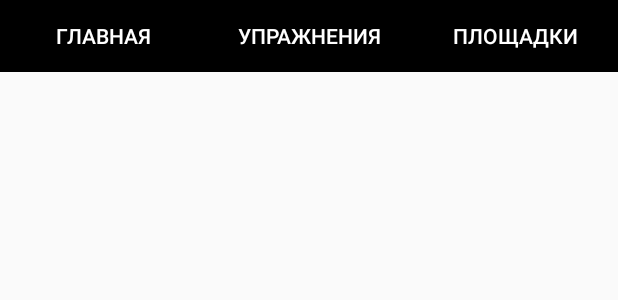
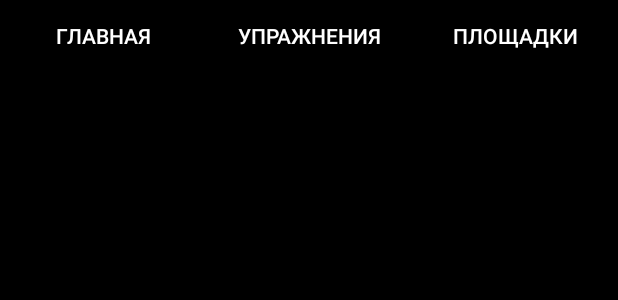
Before and after one commit to volhaBokuts/TRXTraining, an Android app: the layout activity_main.xml on its own in the app's theme, with its tools: preview values and no code run, on a phone screen of 412 x 824 dp. Shown: the top 300 px of the screen. Run offline under Robolectric (Android 15) with nearby library versions, the phone set to English and light mode, and no system bars.

Commit message:
change main layout

```diff
--- a/app/src/main/res/layout/activity_main.xml
+++ b/app/src/main/res/layout/activity_main.xml
@@ -4,7 +4,8 @@
     android:layout_width="match_parent"
     android:layout_height="match_parent"
     android:orientation="vertical"
-    tools:context=".HomeActivity">
+    tools:context=".HomeActivity"
+    android:background="@color/colorBackground">
 
     <LinearLayout
         android:orientation="horizontal"
--- a/app/src/main/res/values/colors.xml
+++ b/app/src/main/res/values/colors.xml
@@ -1,7 +1,7 @@
 <?xml version="1.0" encoding="utf-8"?>
 <resources>
     <color name="colorPrimary">#3F51B5</color>
-    <color name="colorPrimaryDark">#303F9F</color>
+    <color name="colorPrimaryDark">#000000</color>
     <color name="colorAccent">#FF4081</color>
     <color name="colorBackground">#000000</color>
     <color name="colorText">#FFFFFF</color>
```
